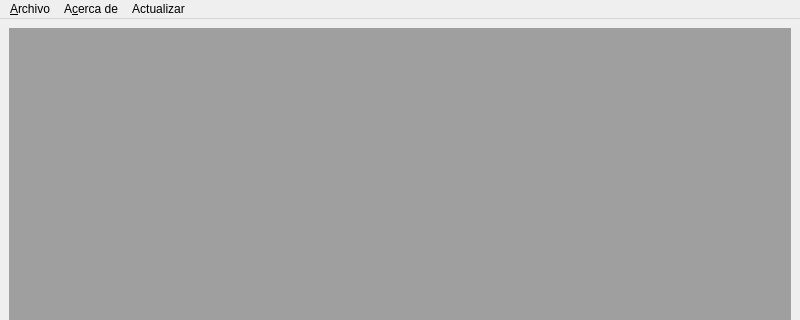
The window that askme.ui (FLiamTech/askme) describes before a commit, drawn with Qt 5; both pictures show x 0 to 800 and y 0 to 320 of the 800 by 600 pixel window.
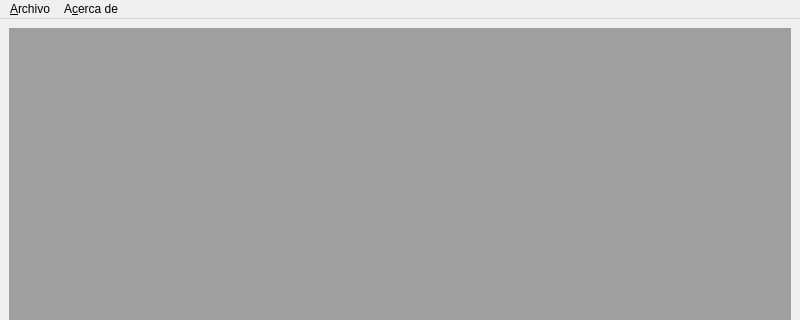
The same window after the commit.

```diff
--- a/askme.ui
+++ b/askme.ui
@@ -59,15 +59,8 @@
     </property>
     <addaction name="actionCreditos"/>
    </widget>
-   <widget class="QMenu" name="menuActualizar">
-    <property name="title">
-     <string>Actualizar</string>
-    </property>
-    <addaction name="actionCargar"/>
-   </widget>
    <addaction name="menuArchivo"/>
    <addaction name="menuAcerca_de"/>
-   <addaction name="menuActualizar"/>
   </widget>
   <action name="actionNuevo">
    <property name="text">
```
